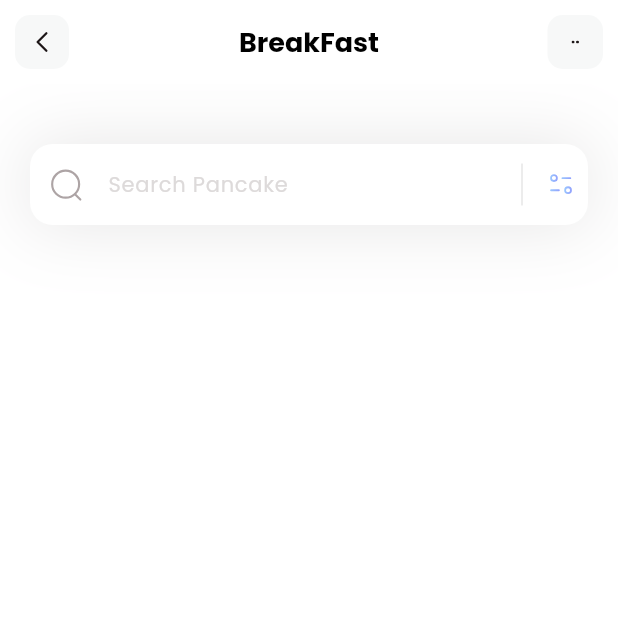
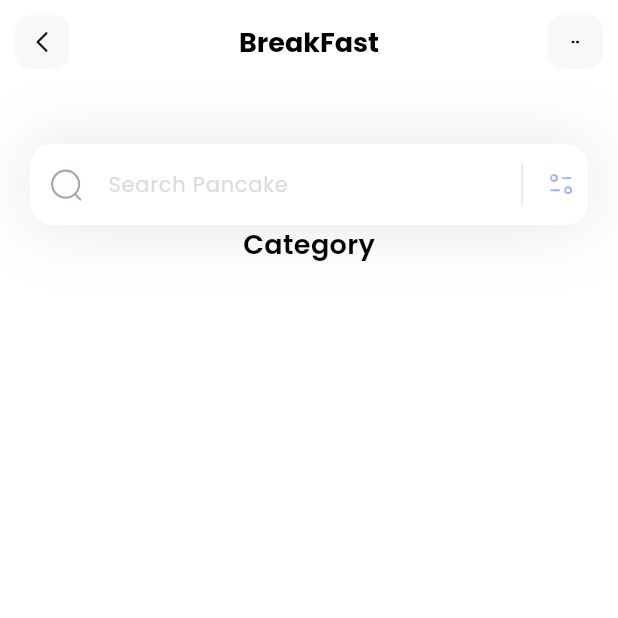
Before and after one commit to Birkity/Flutter-Fitness, a Flutter app: the screen it shows after launch, on a phone screen of 412 x 824 dp, the top half of it. Run offline on Flutter 3.47's test engine with Material 3 defaults, Android fonts, the phone set to English and light mode, and no system bars; our stand-ins replace flutter_svg.

Commit message:
"Added category text to home page"

```diff
--- a/lib/pages/home.dart
+++ b/lib/pages/home.dart
@@ -10,7 +10,17 @@ class HomePage extends StatelessWidget {
       appBar: appBar(),
       backgroundColor: Colors.white,
       body: Column(
-        children: [_searchField()],
+        children: [
+          _searchField(),
+          Column(children: [
+            Text('Category',
+                style: TextStyle(
+                  color: Colors.black,
+                  fontSize: 18,
+                  fontWeight: FontWeight.w600,
+                ))
+          ]),
+        ],
       ),
     );
   }
```
